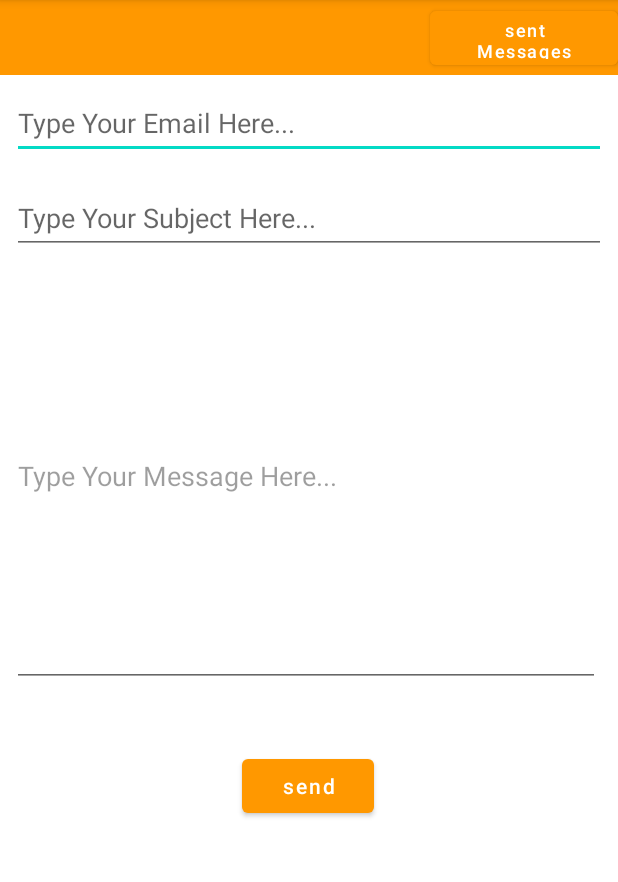
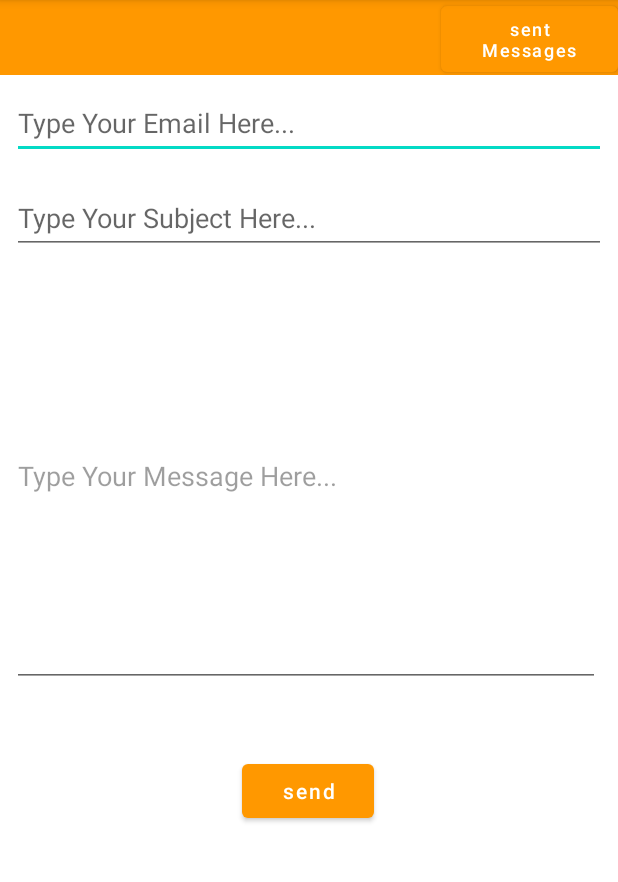
Before and after one commit to Greshanw/Online-Shopping-App, an Android app: the message screen opened directly, with no data from a screen before it, on a phone screen of 412 x 824 dp, the part 84-966 px from its top. Run offline under Robolectric (Android 15) with nearby library versions, the phone set to English and light mode, and no system bars; our stand-ins replace Firebase (no records; nobody signed in at launch, a user with empty details on screens opened directly); libraries missing offline, so code that uses them is left out: com.basgeekball.awesomevalidation; Roboto replaces fonts that are not available here; 5 statements that could not run were skipped.

Commit message:
message and category final

```diff
--- a/app/src/main/java/com/example/project_mad/MainModel.java
+++ b/app/src/main/java/com/example/project_mad/MainModel.java
@@ -1,3 +1,4 @@
+//message model class
 package com.example.project_mad;
 
 public class MainModel {
--- a/app/src/main/java/com/example/project_mad/adapters/CatAdapter.java
+++ b/app/src/main/java/com/example/project_mad/adapters/CatAdapter.java
@@ -1,3 +1,4 @@
+//category adapter class
 package com.example.project_mad.adapters;
 
 import android.content.Context;
--- a/app/src/main/java/com/example/project_mad/categoryFragment.java
+++ b/app/src/main/java/com/example/project_mad/categoryFragment.java
@@ -35,6 +35,7 @@ import java.util.List;
  */
 public class categoryFragment extends Fragment {
 
+    //initialize variables
     RecyclerView cat_rec;
     FirebaseFirestore db;
 
@@ -48,6 +49,7 @@ public class categoryFragment extends Fragment {
     @Override
     public View onCreateView(LayoutInflater inflater, ViewGroup container,
                              Bundle savedInstanceState) {
+        //assign variables
         View root = inflater.inflate(R.layout.fragment_category,container,false);
 
 
@@ -62,6 +64,7 @@ public class categoryFragment extends Fragment {
 
 
 
+        //listener
         db.collection("Category")
                 .get()
                 .addOnCompleteListener(new OnCompleteListener<QuerySnapshot>() {
--- a/app/src/main/java/com/example/project_mad/messagelist.java
+++ b/app/src/main/java/com/example/project_mad/messagelist.java
@@ -1,3 +1,4 @@
+//message list view
 package com.example.project_mad;
 
 import android.annotation.SuppressLint;
@@ -10,6 +11,7 @@ import androidx.appcompat.app.AppCompatActivity;
 import androidx.recyclerview.widget.LinearLayoutManager;
 import androidx.recyclerview.widget.RecyclerView;
 
+import com.firebase.ui.database.FirebaseRecyclerOptions;
 import com.google.android.material.floatingactionbutton.FloatingActionButton;
 import com.google.firebase.database.DataSnapshot;
 import com.google.firebase.database.DatabaseError;
@@ -20,7 +22,7 @@ import com.google.firebase.database.ValueEventListener;
 import java.util.ArrayList;
 
 public class messagelist extends AppCompatActivity {
-
+    //initialize variables
     RecyclerView recyclerView;
     DatabaseReference database;
     com.example.project_mad.MainAdapter mainadapter;
@@ -31,6 +33,7 @@ public class messagelist extends AppCompatActivity {
         super.onCreate(savedInstanceState);
         setContentView(R.layout.activity_messagelist);
 
+        //assign variables
         recyclerView = findViewById(R.id.ml);
         database = FirebaseDatabase.getInstance().getReference(  "customer");
         recyclerView.setHasFixedSize(true);
@@ -41,6 +44,7 @@ public class messagelist extends AppCompatActivity {
         recyclerView.setAdapter(mainadapter);
 
 
+        //read database and to listen for changes
         database.addValueEventListener(new ValueEventListener() {
             @SuppressLint("NotifyDataSetChanged")
             @Override
--- a/app/src/main/res/layout/message.xml
+++ b/app/src/main/res/layout/message.xml
@@ -20,8 +20,8 @@
 
         <Button
             android:id="@+id/button3"
-            android:layout_width="125dp"
-            android:layout_height="48dp"
+            android:layout_width="118dp"
+            android:layout_height="56dp"
             android:text="@string/sent_messages1"
             android:textAllCaps="false"
 
@@ -65,6 +65,7 @@
         android:hint="@string/subjecthint"
         android:importantForAutofill="no"
         android:inputType="text"
+        android:maxLength="50"
         android:minHeight="48dp"
         app:layout_constraintBottom_toTopOf="@+id/message"
         app:layout_constraintEnd_toEndOf="parent"
@@ -85,6 +86,7 @@
         android:importantForAutofill="no"
         android:inputType="textLongMessage"
         android:scrollHorizontally="false"
+        android:maxLength="500"
         android:textColorHint="@color/material_on_background_disabled"
         android:textFontWeight="@integer/material_motion_duration_short_1"
         app:layout_constraintEnd_toEndOf="parent"
@@ -99,8 +101,6 @@
         android:layout_width="wrap_content"
         android:layout_height="wrap_content"
 
-        android:layout_marginTop="24dp"
-        android:layout_marginBottom="202dp"
         android:text="@string/sendmessage"
         android:textAllCaps="false"
         android:textColor="@color/white"
@@ -110,6 +110,7 @@
         app:layout_constraintHorizontal_bias="0.498"
         app:layout_constraintStart_toStartOf="parent"
         app:layout_constraintTop_toBottomOf="@+id/message"
+        app:layout_constraintVertical_bias="0.172"
         tools:ignore="TextContrastCheck" />
 
 
--- a/app/src/main/res/values/colors.xml
+++ b/app/src/main/res/values/colors.xml
@@ -14,4 +14,5 @@
     <color name="msgbtn">#FF9800</color>
     <color name="sentbtn">#FF9800</color>
     <color name="sentbackground">#ffbf00</color>
+    <color name="sentnew">#FFE5B4</color>
 </resources>
--- a/app/src/main/res/values/strings.xml
+++ b/app/src/main/res/values/strings.xml
@@ -71,4 +71,8 @@
     <string name="sentemail">Your Email..</string>
     <string name="deletetext">Delete</string>
     <string name="sent_messages1">sent Messages</string>
+    <string name="invalid_email">Enter a valid email.</string>
+    <string name="invalid_subject">Subject can not be empty.</string>
+    <string name="invalid_message">Message can not be empty.</string>
+    <string name="empty_email">Email can not be empty.</string>
 </resources>
```
Also changed, not shown: app/build.gradle (+8 -2 lines), app/src/main/java/com/example/project_mad/MainAdapter.java (+12 -5 lines), app/src/main/java/com/example/project_mad/NavigationbarActivity.java (+1 -9 lines), app/src/main/java/com/example/project_mad/message.java (+45 -3 lines), app/src/main/res/layout/main_item.xml (+24 -20 lines).
